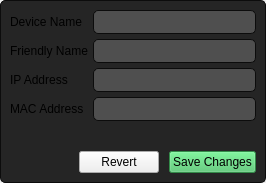
The window that src/gui/deviceinfowidget.ui (tom-23/TasmoManager) describes before a commit, drawn with Qt 5.
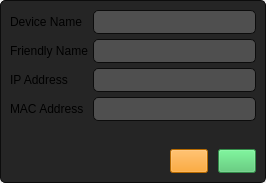
The same window after the commit. Icons and pictures are not drawn.

What changed in the file:
```diff
--- a/src/gui/deviceinfowidget.ui
+++ b/src/gui/deviceinfowidget.ui
@@ -33,8 +33,16 @@
 	border: 1px Solid #0C0C0C;
 }
 
-#saveChangesButton {
+#revertButton {
+	background-color: #FF9400;
+	image: url(:/16/assets/16_revert.svg);
+	padding: 4px 2px;
+}
+
+#saveButton {
 	background-color: #47c266;
+	image: url(:/16/assets/16_tick.svg);
+	padding: 4px 2px;
 }</string>
   </property>
   <layout class="QVBoxLayout" name="verticalLayout">
@@ -145,7 +153,7 @@
           <property name="sizeHint" stdset="0">
            <size>
             <width>40</width>
-            <height>20</height>
+            <height>0</height>
            </size>
           </property>
          </spacer>
@@ -153,14 +161,14 @@
         <item>
          <widget class="QPushButton" name="revertButton">
           <property name="text">
-           <string>Revert</string>
+           <string/>
           </property>
          </widget>
         </item>
         <item>
-         <widget class="QPushButton" name="saveChangesButton">
+         <widget class="QPushButton" name="saveButton">
           <property name="text">
-           <string>Save Changes</string>
+           <string/>
           </property>
          </widget>
         </item>
```
